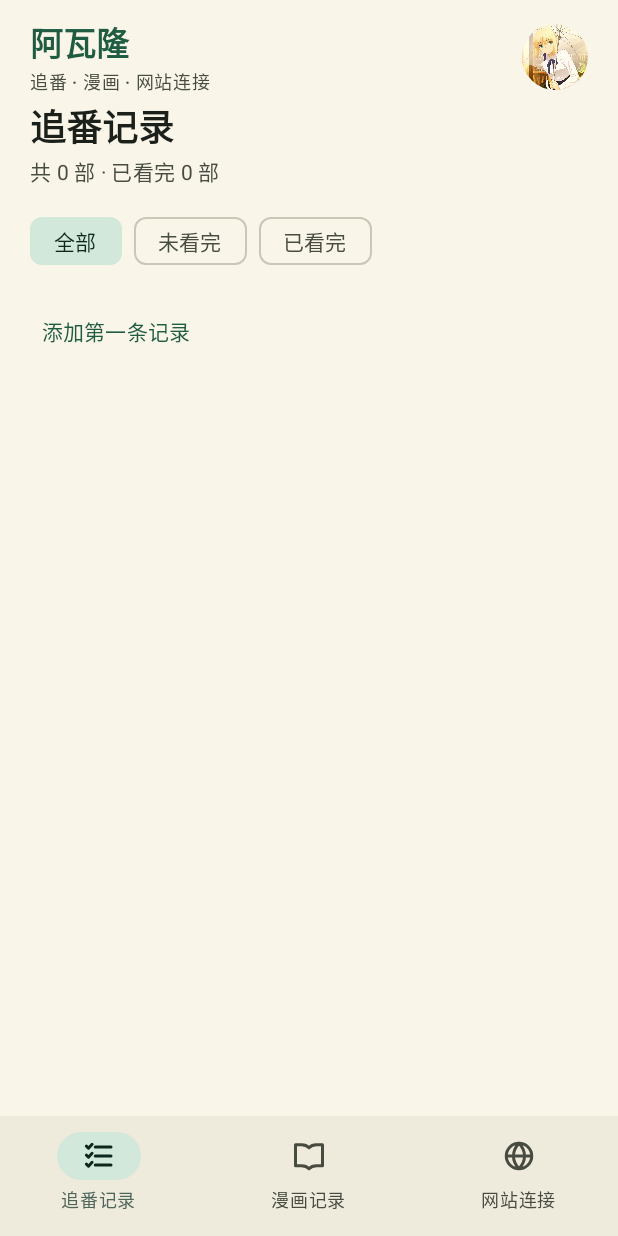
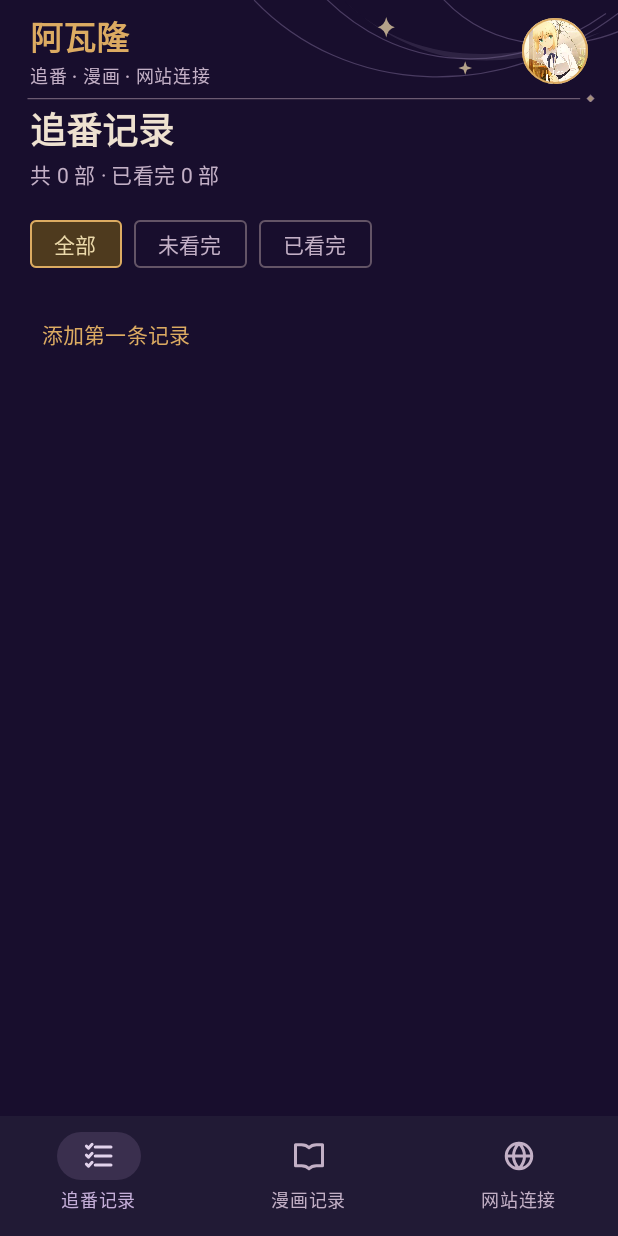
Before and after one commit to sanyingzhuoxiaoji/Avalon, an Android app built with Jetpack Compose: the screen it shows after launch (MainActivity), after a tap on "添加第一条记录", on a phone screen of 412 x 824 dp. Run offline under Robolectric (Android 15) with nearby library versions, the phone set to English and light mode, and no system bars; 3 other taps on this screen came first.

Commit message:
style(android): 真机样式适配主题与页面布局
- AvalonTheme 迁移动态取色与夜间主题配置。
- MainActivity/AvalonApp 接入边到边与新头部轨道背景。
- Checklist/Websites 页面布局按真机预览调整。
- 更新 themes/strings 与新增 header_orbits 背景 drawable。

```diff
--- a/app/src/main/java/com/avalon/app/AvalonApp.kt
+++ b/app/src/main/java/com/avalon/app/AvalonApp.kt
@@ -1,6 +1,7 @@
 package com.avalon.app
 
 import androidx.compose.foundation.Image
+import androidx.compose.foundation.border
 import androidx.compose.foundation.layout.Arrangement
 import androidx.compose.foundation.layout.Column
 import androidx.compose.foundation.layout.ColumnScope
@@ -44,8 +45,10 @@ import androidx.compose.runtime.setValue
 import androidx.compose.ui.Alignment
 import androidx.compose.ui.Modifier
 import androidx.compose.ui.draw.clip
+import androidx.compose.ui.draw.drawBehind
 import androidx.compose.ui.layout.ContentScale
 import androidx.compose.ui.res.painterResource
+import androidx.compose.ui.text.font.FontFamily
 import androidx.compose.ui.text.font.FontWeight
 import androidx.compose.ui.unit.dp
 import androidx.compose.ui.window.Dialog
@@ -132,17 +135,20 @@ internal fun AvalonApp(store: AvalonStore) {
 
 @Composable
 private fun AvalonHeader() {
+    val orbits = painterResource(R.drawable.header_orbits)
     Row(
         modifier = Modifier
             .fillMaxWidth()
             .statusBarsPadding()
-            .padding(start = 20.dp, end = 20.dp, top = 12.dp, bottom = 2.dp),
+            .drawBehind { with(orbits) { draw(size) } }
+            .padding(start = 20.dp, end = 20.dp, top = 8.dp, bottom = 8.dp),
         verticalAlignment = Alignment.CenterVertically,
     ) {
         Column(Modifier.weight(1f)) {
             Text(
                 "阿瓦隆",
                 style = MaterialTheme.typography.titleLarge,
+                fontFamily = FontFamily.Serif,
                 fontWeight = FontWeight.SemiBold,
                 color = MaterialTheme.colorScheme.primary,
             )
@@ -157,6 +163,7 @@ private fun AvalonHeader() {
             contentDescription = "应用图标",
             modifier = Modifier
                 .size(44.dp)
+                .border(1.dp, MaterialTheme.colorScheme.primary, CircleShape)
                 .clip(CircleShape),
             contentScale = ContentScale.Crop,
         )
--- a/app/src/main/java/com/avalon/app/AvalonTheme.kt
+++ b/app/src/main/java/com/avalon/app/AvalonTheme.kt
@@ -1,96 +1,57 @@
 package com.avalon.app
 
-import androidx.compose.foundation.isSystemInDarkTheme
 import androidx.compose.material3.MaterialTheme
 import androidx.compose.material3.darkColorScheme
-import androidx.compose.material3.lightColorScheme
 import androidx.compose.runtime.Composable
 import androidx.compose.ui.graphics.Color
 
-// 奶油纸色 + 深绿主色，取自应用头像的配色气质；暖色纸面配深绿清单，深色模式为深灰绿。
-private val LightColors = lightColorScheme(
-    primary = Color(0xFF1F5C42),
-    onPrimary = Color(0xFFFFFFFF),
-    primaryContainer = Color(0xFFC9EBD8),
-    onPrimaryContainer = Color(0xFF0B3021),
-    secondary = Color(0xFF4E655A),
-    onSecondary = Color(0xFFFFFFFF),
-    secondaryContainer = Color(0xFFD2E8DB),
-    onSecondaryContainer = Color(0xFF0D271C),
-    tertiary = Color(0xFF8A5A21),
-    onTertiary = Color(0xFFFFFFFF),
-    tertiaryContainer = Color(0xFFFFDDAE),
-    onTertiaryContainer = Color(0xFF2E1D00),
-    error = Color(0xFFBA1A1A),
-    onError = Color(0xFFFFFFFF),
-    errorContainer = Color(0xFFFFDAD6),
-    onErrorContainer = Color(0xFF410002),
-    background = Color(0xFFFAF5E9),
-    onBackground = Color(0xFF1B201B),
-    surface = Color(0xFFFAF5E9),
-    onSurface = Color(0xFF1B201B),
-    surfaceVariant = Color(0xFFE5E1CF),
-    onSurfaceVariant = Color(0xFF474B40),
-    outline = Color(0xFF777D6F),
-    outlineVariant = Color(0xFFC9C8B6),
-    scrim = Color(0xFF000000),
-    inverseSurface = Color(0xFF2F342E),
-    inverseOnSurface = Color(0xFFEEEFE6),
-    inversePrimary = Color(0xFF97D5AF),
-    surfaceDim = Color(0xFFDAD6C4),
-    surfaceBright = Color(0xFFFAF5E9),
-    surfaceContainerLowest = Color(0xFFFFFFFF),
-    surfaceContainerLow = Color(0xFFF4F0E2),
-    surfaceContainer = Color(0xFFEEEADC),
-    surfaceContainerHigh = Color(0xFFE8E4D5),
-    surfaceContainerHighest = Color(0xFFE2DECF),
-)
-
-private val DarkColors = darkColorScheme(
-    primary = Color(0xFF93D7B1),
-    onPrimary = Color(0xFF0A3822),
-    primaryContainer = Color(0xFF1E4B37),
-    onPrimaryContainer = Color(0xFFACEFCC),
-    secondary = Color(0xFFB4CCBD),
-    onSecondary = Color(0xFF1F352A),
-    secondaryContainer = Color(0xFF354B3F),
-    onSecondaryContainer = Color(0xFFD0E8D9),
-    tertiary = Color(0xFFEAC08D),
-    onTertiary = Color(0xFF432C00),
-    tertiaryContainer = Color(0xFF61421B),
-    onTertiaryContainer = Color(0xFFFFDDB4),
+// 紫金竖排星图夜空方案（preview/index.html 批准稿）：
+// 深紫夜空 #180E2D 为底，暖金 #DCAB62 作主控件色，淡紫 #C5AFD9 为辅助，
+// 文字用暖羊皮纸色 #EEE1D0。两种系统模式统一使用该深色品牌方向。
+private val NightColors = darkColorScheme(
+    primary = Color(0xFFDCAB62),
+    onPrimary = Color(0xFF2E2038),
+    primaryContainer = Color(0xFF4E3A1E),
+    onPrimaryContainer = Color(0xFFEBD9AA),
+    secondary = Color(0xFFC5AFD9),
+    onSecondary = Color(0xFF281D36),
+    secondaryContainer = Color(0xFF3A2F4E),
+    onSecondaryContainer = Color(0xFFE2D3EC),
+    tertiary = Color(0xFFD5C6AC),
+    onTertiary = Color(0xFF302439),
+    tertiaryContainer = Color(0xFF514430),
+    onTertiaryContainer = Color(0xFFF1E2C9),
     error = Color(0xFFFFB4AB),
     onError = Color(0xFF690005),
     errorContainer = Color(0xFF93000A),
     onErrorContainer = Color(0xFFFFDAD6),
-    background = Color(0xFF111512),
-    onBackground = Color(0xFFE0E3DA),
-    surface = Color(0xFF111512),
-    onSurface = Color(0xFFE0E3DA),
-    surfaceVariant = Color(0xFF414940),
-    onSurfaceVariant = Color(0xFFC1C8BB),
-    outline = Color(0xFF8B9386),
-    outlineVariant = Color(0xFF414940),
+    background = Color(0xFF180E2D),
+    onBackground = Color(0xFFEEE1D0),
+    surface = Color(0xFF180E2D),
+    onSurface = Color(0xFFEEE1D0),
+    surfaceVariant = Color(0xFF322A48),
+    onSurfaceVariant = Color(0xFFC3B0C6),
+    outline = Color(0xFF9A8495),
+    outlineVariant = Color(0xFF635466),
     scrim = Color(0xFF000000),
-    inverseSurface = Color(0xFFE0E3DA),
-    inverseOnSurface = Color(0xFF2F342E),
-    inversePrimary = Color(0xFF1F5C42),
-    surfaceDim = Color(0xFF111512),
-    surfaceBright = Color(0xFF373B35),
-    surfaceContainerLowest = Color(0xFF0C0F0C),
-    surfaceContainerLow = Color(0xFF191D19),
-    surfaceContainer = Color(0xFF1D211D),
-    surfaceContainerHigh = Color(0xFF272B27),
-    surfaceContainerHighest = Color(0xFF323632),
+    inverseSurface = Color(0xFFEEE1D0),
+    inverseOnSurface = Color(0xFF332941),
+    inversePrimary = Color(0xFF7A5A28),
+    surfaceDim = Color(0xFF140A26),
+    surfaceBright = Color(0xFF3B3155),
+    surfaceContainerLowest = Color(0xFF120A22),
+    surfaceContainerLow = Color(0xFF1C1233),
+    surfaceContainer = Color(0xFF211A35),
+    surfaceContainerHigh = Color(0xFF28213B),
+    surfaceContainerHighest = Color(0xFF342B4C),
 )
 
 @Composable
 internal fun AvalonTheme(
-    darkTheme: Boolean = isSystemInDarkTheme(),
     content: @Composable () -> Unit,
 ) {
     MaterialTheme(
-        colorScheme = if (darkTheme) DarkColors else LightColors,
+        colorScheme = NightColors,
         content = content,
     )
 }
--- a/app/src/main/java/com/avalon/app/ChecklistScreen.kt
+++ b/app/src/main/java/com/avalon/app/ChecklistScreen.kt
@@ -1,5 +1,7 @@
 package com.avalon.app
 
+import androidx.compose.foundation.BorderStroke
+import androidx.compose.foundation.border
 import androidx.compose.foundation.combinedClickable
 import androidx.compose.foundation.layout.Arrangement
 import androidx.compose.foundation.layout.Box
@@ -26,13 +28,17 @@ import androidx.compose.material3.Card
 import androidx.compose.material3.CardDefaults
 import androidx.compose.material3.Checkbox
 import androidx.compose.material3.FilterChip
+import androidx.compose.material3.FilterChipDefaults
 import androidx.compose.material3.Icon
 import androidx.compose.material3.IconButton
+import androidx.compose.material3.LocalContentColor
 import androidx.compose.material3.MaterialTheme
 import androidx.compose.material3.SnackbarHostState
+import androidx.compose.material3.Surface
 import androidx.compose.material3.Text
 import androidx.compose.material3.TextButton
 import androidx.compose.runtime.Composable
+import androidx.compose.runtime.CompositionLocalProvider
 import androidx.compose.runtime.DisposableEffect
 import androidx.compose.runtime.LaunchedEffect
 import androidx.compose.runtime.getValue
@@ -50,6 +56,7 @@ import androidx.compose.ui.Modifier
 import androidx.compose.ui.focus.FocusRequester
 import androidx.compose.ui.focus.focusRequester
 import androidx.compose.ui.focus.onFocusChanged
+import androidx.compose.ui.graphics.Color
 import androidx.compose.ui.graphics.SolidColor
 import androidx.compose.ui.input.key.Key
 import androidx.compose.ui.input.key.KeyEventType
@@ -63,6 +70,7 @@ import androidx.compose.ui.semantics.semantics
 import androidx.compose.ui.text.font.FontWeight
 import androidx.compose.ui.text.input.ImeAction
 import androidx.compose.ui.text.style.TextAlign
+import androidx.compose.ui.text.style.TextDecoration
 import androidx.compose.ui.text.style.TextOverflow
 import androidx.compose.ui.unit.dp
 import androidx.lifecycle.Lifecycle
@@ -284,6 +292,22 @@ internal fun ChecklistScreen(
                             }
                         },
                         label = { Text(item.label) },
+                        // 星图签牌：低圆角、1dp 细描边，选中铺纸金底。
+                        shape = RoundedCornerShape(4.dp),
+                        border = BorderStroke(
+                            width = 1.dp,
+                            color = if (filterIndex == index) {
+                                MaterialTheme.colorScheme.primary
+                            } else {
+                                MaterialTheme.colorScheme.outlineVariant
+                            },
+                        ),
+                        colors = FilterChipDefaults.filterChipColors(
+                            containerColor = Color.Transparent,
+                            labelColor = MaterialTheme.colorScheme.onSurfaceVariant,
+                            selectedContainerColor = MaterialTheme.colorScheme.primaryContainer,
+                            selectedLabelColor = MaterialTheme.colorScheme.onPrimaryContainer,
+                        ),
                     )
                 }
             }
@@ -412,13 +436,17 @@ private fun ChecklistRow(
     val title = draft ?: record.title
     Card(
         modifier = drag.rowModifier(record.id),
-        shape = RoundedCornerShape(16.dp),
+        shape = RoundedCornerShape(4.dp),
         colors = CardDefaults.cardColors(containerColor = MaterialTheme.colorScheme.surfaceContainerLow),
+        border = BorderStroke(1.dp, MaterialTheme.colorScheme.outlineVariant),
     ) {
         Row(
             Modifier
                 .fillMaxWidth()
-                .padding(start = 6.dp, end = 4.dp, top = 2.dp, bottom = 2.dp),
+                // 外紫内金的双细描边，对应预览牌卡的双线框。
+                .padding(2.dp)
+                .border(1.dp, MaterialTheme.colorScheme.primary.copy(alpha = 0.4f), RoundedCornerShape(3.dp))
+                .padding(start = 4.dp, end = 2.dp, top = 1.dp, bottom = 1.dp),
             verticalAlignment = Alignment.CenterVertically,
         ) {
             Checkbox(
@@ -449,10 +477,13 @@ private fun ChecklistRow(
                         onFinishEditing = onFinishEditing,
                     )
                 } else {
+                    // 已看完：标题置灰加删除线，同预览牌面。
                     Text(
                         title.ifEmpty { inputHint },
                         style = MaterialTheme.typography.bodyLarge,
                         fontWeight = FontWeight.Medium,
+                        color = if (record.finished) MaterialTheme.colorScheme.onSurfaceVariant else Color.Unspecified,
+                        textDecoration = if (record.finished) TextDecoration.LineThrough else null,
                     )
                 }
                 if (record.note.isNotBlank()) {
@@ -552,7 +583,17 @@ private fun ProgressStepper(
     onMinus: () -> Unit,
     onPlus: () -> Unit,
 ) {
-    Row(verticalAlignment = Alignment.CenterVertically) {
+    // 纸金进度牌：纸金底 + 紫细描边，数字与步进按钮落在纸面上。
+    Surface(
+        shape = RoundedCornerShape(4.dp),
+        color = MaterialTheme.colorScheme.primaryContainer,
+        border = BorderStroke(1.dp, MaterialTheme.colorScheme.outlineVariant),
+    ) {
+        CompositionLocalProvider(LocalContentColor provides MaterialTheme.colorScheme.onPrimaryContainer) {
+            Row(
+                verticalAlignment = Alignment.CenterVertically,
+                modifier = Modifier.padding(horizontal = 2.dp),
+            ) {
                 // 图标向数字靠拢，保留原有按钮触控范围。
                 IconButton(onClick = onMinus, enabled = enabled && progress > BigDecimal.ZERO) {
                     Icon(
@@ -564,7 +605,7 @@ private fun ProgressStepper(
                 Text(
                     "${progress.toProgressText()} $unit",
                     style = MaterialTheme.typography.labelMedium,
-            color = MaterialTheme.colorScheme.onSurfaceVariant,
+                    color = MaterialTheme.colorScheme.onPrimaryContainer,
                     textAlign = TextAlign.Center,
                     modifier = Modifier.widthIn(min = 28.dp),
                 )
@@ -577,3 +618,5 @@ private fun ProgressStepper(
                 }
             }
         }
+    }
+}
--- a/app/src/main/java/com/avalon/app/MainActivity.kt
+++ b/app/src/main/java/com/avalon/app/MainActivity.kt
@@ -1,7 +1,9 @@
 package com.avalon.app
 
+import android.graphics.Color
 import android.os.Bundle
 import androidx.activity.ComponentActivity
+import androidx.activity.SystemBarStyle
 import androidx.activity.compose.setContent
 import androidx.activity.enableEdgeToEdge
 import androidx.compose.runtime.remember
@@ -9,7 +11,11 @@ import androidx.compose.runtime.remember
 class MainActivity : ComponentActivity() {
     override fun onCreate(savedInstanceState: Bundle?) {
         super.onCreate(savedInstanceState)
-        enableEdgeToEdge()
+        // 夜空深紫为固定品牌底色，无论系统深浅模式都用亮色系统栏图标保证对比。
+        enableEdgeToEdge(
+            statusBarStyle = SystemBarStyle.dark(Color.TRANSPARENT),
+            navigationBarStyle = SystemBarStyle.dark(Color.TRANSPARENT),
+        )
         setContent {
             val store = remember { AvalonStore(applicationContext) }
             AvalonTheme {
--- a/app/src/main/java/com/avalon/app/WebsitesScreen.kt
+++ b/app/src/main/java/com/avalon/app/WebsitesScreen.kt
@@ -3,6 +3,8 @@ package com.avalon.app
 import android.content.ActivityNotFoundException
 import android.content.Intent
 import android.net.Uri
+import androidx.compose.foundation.BorderStroke
+import androidx.compose.foundation.border
 import androidx.compose.foundation.layout.Arrangement
 import androidx.compose.foundation.layout.Box
 import androidx.compose.foundation.layout.Column
@@ -255,25 +257,30 @@ private fun WebsiteRow(
     onDelete: () -> Unit,
 ) {
     val running = state?.running == true
+    // 预览的网页藏牌：纸金底、外紫内金双细描边、低圆角。
     Card(
-        shape = RoundedCornerShape(16.dp),
-        colors = CardDefaults.cardColors(containerColor = MaterialTheme.colorScheme.surfaceContainerLow),
+        shape = RoundedCornerShape(4.dp),
+        colors = CardDefaults.cardColors(containerColor = MaterialTheme.colorScheme.primaryContainer),
+        border = BorderStroke(1.dp, MaterialTheme.colorScheme.outlineVariant),
     ) {
         Column(
             Modifier
                 .fillMaxWidth()
-                .padding(horizontal = 14.dp, vertical = 12.dp),
+                .padding(2.dp)
+                .border(1.dp, MaterialTheme.colorScheme.primary.copy(alpha = 0.45f), RoundedCornerShape(3.dp))
+                .padding(horizontal = 12.dp, vertical = 10.dp),
         ) {
             Text(
                 site.name,
                 style = MaterialTheme.typography.bodyLarge,
                 fontWeight = FontWeight.SemiBold,
+                color = MaterialTheme.colorScheme.onPrimaryContainer,
             )
             SelectionContainer(Modifier.padding(top = 2.dp)) {
                 Text(
                     site.url,
                     style = MaterialTheme.typography.bodySmall,
-                    color = MaterialTheme.colorScheme.onSurfaceVariant,
+                    color = MaterialTheme.colorScheme.onPrimaryContainer.copy(alpha = 0.72f),
                 )
             }
             Box(Modifier.padding(top = 8.dp)) {
@@ -287,6 +294,7 @@ private fun WebsiteRow(
                     onClick = onTest,
                     enabled = !running,
                     contentPadding = PaddingValues(horizontal = 12.dp, vertical = 8.dp),
+                    colors = ButtonDefaults.textButtonColors(contentColor = MaterialTheme.colorScheme.onPrimaryContainer),
                 ) {
                     Icon(AvalonIcons.Pulse, contentDescription = null, modifier = Modifier.size(18.dp))
                     Spacer(Modifier.width(6.dp))
@@ -295,6 +303,7 @@ private fun WebsiteRow(
                 TextButton(
                     onClick = onOpen,
                     contentPadding = PaddingValues(horizontal = 12.dp, vertical = 8.dp),
+                    colors = ButtonDefaults.textButtonColors(contentColor = MaterialTheme.colorScheme.onPrimaryContainer),
                 ) {
                     Icon(AvalonIcons.Open, contentDescription = null, modifier = Modifier.size(18.dp))
                     Spacer(Modifier.width(6.dp))
@@ -303,6 +312,7 @@ private fun WebsiteRow(
                 TextButton(
                     onClick = onEdit,
                     contentPadding = PaddingValues(horizontal = 12.dp, vertical = 8.dp),
+                    colors = ButtonDefaults.textButtonColors(contentColor = MaterialTheme.colorScheme.onPrimaryContainer),
                 ) {
                     Text("编辑")
                 }
@@ -326,7 +336,7 @@ private fun ProbeResultLine(state: ProbeUiState?) {
         state == null || (!state.running && state.result == null) -> Text(
             "尚未测试",
             style = MaterialTheme.typography.bodySmall,
-            color = MaterialTheme.colorScheme.onSurfaceVariant,
+            color = MaterialTheme.colorScheme.onPrimaryContainer.copy(alpha = 0.7f),
         )
         state.running -> Row(verticalAlignment = Alignment.CenterVertically) {
             LinearProgressIndicator(modifier = Modifier.weight(1f))
@@ -334,7 +344,7 @@ private fun ProbeResultLine(state: ProbeUiState?) {
             Text(
                 "测试中…",
                 style = MaterialTheme.typography.labelMedium,
-                color = MaterialTheme.colorScheme.onSurfaceVariant,
+                color = MaterialTheme.colorScheme.onPrimaryContainer.copy(alpha = 0.75f),
             )
         }
         else -> {
@@ -370,14 +380,14 @@ private fun ProbeResultLine(state: ProbeUiState?) {
                     Text(
                         "网站有响应，但返回了错误状态码",
                         style = MaterialTheme.typography.bodySmall,
-                        color = MaterialTheme.colorScheme.onSurfaceVariant,
+                        color = MaterialTheme.colorScheme.onPrimaryContainer.copy(alpha = 0.75f),
                         modifier = Modifier.padding(top = 4.dp),
                     )
                 }
                 else -> Text(
                     "尚未测试",
                     style = MaterialTheme.typography.bodySmall,
-                    color = MaterialTheme.colorScheme.onSurfaceVariant,
+                    color = MaterialTheme.colorScheme.onPrimaryContainer.copy(alpha = 0.7f),
                 )
             }
         }
@@ -386,7 +396,12 @@ private fun ProbeResultLine(state: ProbeUiState?) {
 
 @Composable
 private fun ResultChip(text: String, container: Color, content: Color) {
-    Surface(shape = RoundedCornerShape(8.dp), color = container) {
+    // 低圆角 + 同色细描边：结果徽章落在纸金牌面上仍有清晰边界。
+    Surface(
+        shape = RoundedCornerShape(4.dp),
+        color = container,
+        border = BorderStroke(1.dp, content.copy(alpha = 0.5f)),
+    ) {
         Text(
             text,
             style = MaterialTheme.typography.labelMedium,
--- /dev/null
+++ b/app/src/main/res/drawable/header_orbits.xml
@@ -0,0 +1,7 @@
+<vector xmlns:android="http://schemas.android.com/apk/res/android"
+    android:width="360dp" android:height="60dp" android:viewportWidth="360" android:viewportHeight="60">
+    <path android:pathData="M148,0 C201,56 292,63 365,4 M185,-6 C231,45 300,46 353,8 M256,-3 C286,32 335,32 368,15" android:strokeColor="#827B6894" android:strokeWidth="0.7" />
+    <path android:pathData="M200,0 Q253,52 350,19 Q263,60 200,0Z" android:fillColor="#397D7096" />
+    <path android:pathData="M225,10 Q226,15 230,16 Q226,17 225,22 Q224,17 220,16 Q224,15 225,10Z M271,36 l1,3 3,1 -3,1 -1,3 -1,-3 -3,-1 3,-1Z" android:fillColor="#C9DFCAA3" />
+    <path android:pathData="M16,58 H338 M342,58 l2,-2 2,2 -2,2Z" android:strokeColor="#8EAE98A8" android:strokeWidth="0.7" android:fillColor="#B7DCC397" />
+</vector>
--- a/app/src/main/res/values-night/themes.xml
+++ b/app/src/main/res/values-night/themes.xml
@@ -3,6 +3,6 @@
     <style name="Theme.Avalon" parent="android:Theme.Material.NoActionBar">
         <item name="android:windowLightStatusBar">false</item>
         <item name="android:windowLightNavigationBar">false</item>
-        <item name="android:windowBackground">#161D19</item>
+        <item name="android:windowBackground">@color/launcher_background</item>
     </style>
 </resources>
--- a/app/src/main/res/values/strings.xml
+++ b/app/src/main/res/values/strings.xml
@@ -1,5 +1,5 @@
 <?xml version="1.0" encoding="utf-8"?>
 <resources>
     <string name="app_name">阿瓦隆</string>
-    <color name="launcher_background">#F6F4EB</color>
+    <color name="launcher_background">#180E2D</color>
 </resources>
--- a/app/src/main/res/values/themes.xml
+++ b/app/src/main/res/values/themes.xml
@@ -1,8 +1,9 @@
 <?xml version="1.0" encoding="utf-8"?>
 <resources>
-    <style name="Theme.Avalon" parent="android:Theme.Material.Light.NoActionBar">
-        <item name="android:windowLightStatusBar">true</item>
-        <item name="android:windowLightNavigationBar">true</item>
+    <!-- 夜空深紫为唯一品牌方向：两种系统模式统一深色启动背景、亮色系统栏图标。 -->
+    <style name="Theme.Avalon" parent="android:Theme.Material.NoActionBar">
+        <item name="android:windowLightStatusBar">false</item>
+        <item name="android:windowLightNavigationBar">false</item>
         <item name="android:windowBackground">@color/launcher_background</item>
     </style>
 </resources>
```
Lines whose indentation alone changed are shown as unchanged.
